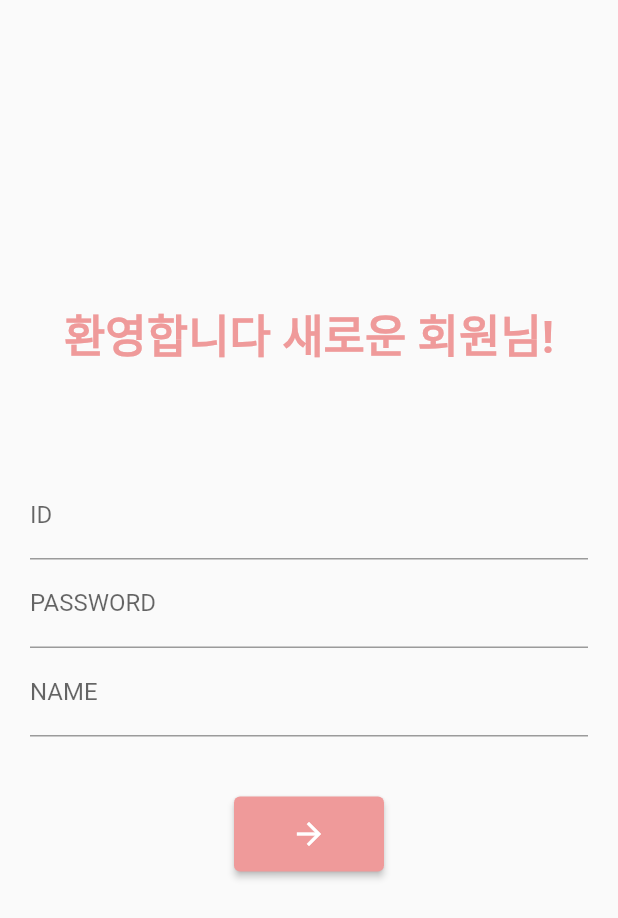
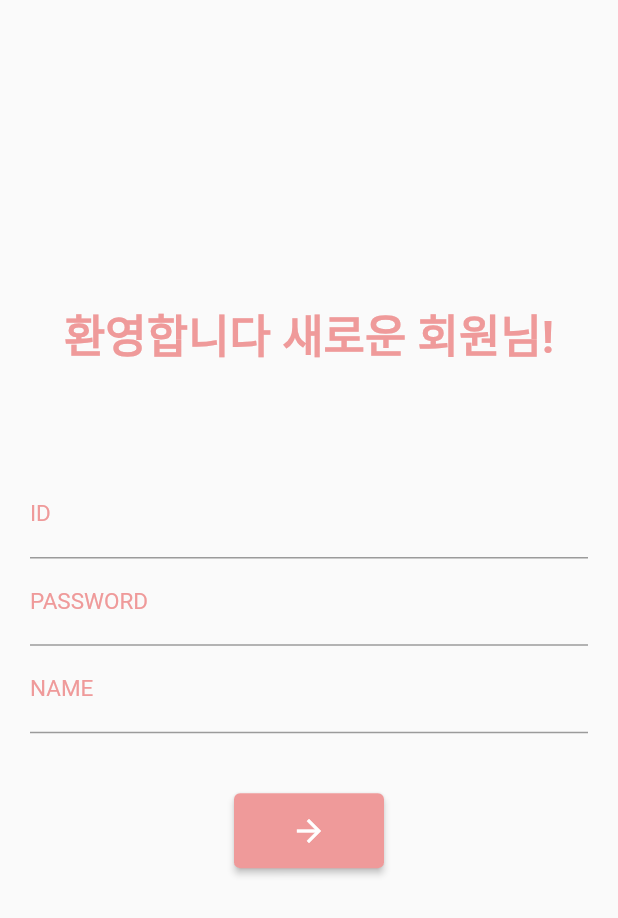
Before and after one commit to seoki180/Photometic_Client, a Flutter app: the LoginScreen screen opened by its route, after a tap on the "arrow forward" icon, after a tap on "아직 회원이 아니신가요?", on a phone screen of 412 x 824 dp. Shown: the top 918 px of the screen. Run offline on Flutter 3.47's test engine with Material 2 defaults, Android fonts, the phone set to English and light mode, and no system bars; our stand-ins replace card_swiper, flutter_secure_storage, fluttertoast, geolocator, google_maps_flutter, image_picker and 1 more; missing offline and left inert: dart:html, exif; accounts and stored records are empty; network calls fail.

Commit message:
Feat : '캘린더 기능 추가중'

```diff
--- a/lib/main.dart
+++ b/lib/main.dart
@@ -33,6 +33,9 @@ class App extends StatelessWidget {
         ChangeNotifierProvider(create: (_) => photosProvider),
       ],
       child: MaterialApp(
+        theme: ThemeData(
+          primaryColor: Colors.red[200],
+        ),
         debugShowCheckedModeBanner: true,
         initialRoute: '/splash',
         routes: {
--- /dev/null
+++ b/lib/models/day_model.dart
@@ -0,0 +1,3 @@
+import 'package:flutter/material.dart';
+
+class DayModel extends ChangeNotifier {}
--- a/lib/providers/user_provider.dart
+++ b/lib/providers/user_provider.dart
@@ -23,8 +23,7 @@ class UserProvider extends ChangeNotifier {
 
   Future getProfile() async {
     final res = await userRepositories.getInfo();
-
-    if (res == '') {
+    if (!res["isSuccess"]) {
       return;
     }
     final data = res["result"][0];
--- a/lib/screen/home_screen.dart
+++ b/lib/screen/home_screen.dart
@@ -1,4 +1,5 @@
 import 'package:flutter/material.dart';
+import 'package:photometic/tabs/calendar_tab.dart';
 import 'package:photometic/tabs/home_tab.dart';
 import 'package:photometic/tabs/profile_drawer_tab.dart';
 import 'package:photometic/tabs/map_tab.dart';
@@ -18,6 +19,7 @@ class _HomeScreenState extends State<HomeScreen>
     const ProfileDrawer(),
     const HomeTab(),
     const MapTab(),
+    CalendarTab()
   ];
 
   _onTapItem(int index) {
@@ -54,6 +56,10 @@ class _HomeScreenState extends State<HomeScreen>
             icon: Icon(Icons.map_outlined),
             label: "지도",
           ),
+          BottomNavigationBarItem(
+            icon: Icon(Icons.calendar_month_outlined),
+            label: "캘린더",
+          ),
         ],
       ),
       body: _tabList[_currentIndex],
--- a/lib/screen/login_screen.dart
+++ b/lib/screen/login_screen.dart
@@ -40,15 +40,6 @@ class _LoginScreenState extends State<LoginScreen>
                   ),
                   Form(
                     key: formkey,
-                    child: Theme(
-                      data: ThemeData(
-                        inputDecorationTheme: InputDecorationTheme(
-                          labelStyle: TextStyle(
-                            color: Colors.red[200],
-                            fontSize: 15,
-                          ),
-                        ),
-                      ),
                     child: Container(
                       padding: const EdgeInsets.symmetric(horizontal: 30),
                       child: Column(
@@ -56,7 +47,6 @@ class _LoginScreenState extends State<LoginScreen>
                           LoginForm(),
                           FindPassword(),
                         ],
-                        ),
                       ),
                     ),
                   ),
@@ -86,7 +76,11 @@ class LoginForm extends StatelessWidget {
           onChanged: (id) {
             loginState.setId(id);
           },
-          decoration: const InputDecoration(
+          decoration: InputDecoration(
+            labelStyle: TextStyle(
+              color: Colors.red[200],
+              fontSize: 15,
+            ),
             labelText: "ID",
           ),
           keyboardType: TextInputType.emailAddress,
@@ -99,7 +93,11 @@ class LoginForm extends StatelessWidget {
         ),
         TextFormField(
           onChanged: (password) => loginState.setPassword(password),
-          decoration: const InputDecoration(
+          decoration: InputDecoration(
+            labelStyle: TextStyle(
+              color: Colors.red[200],
+              fontSize: 15,
+            ),
             labelText: "PASSWORD",
           ),
           keyboardType: TextInputType.text,
@@ -121,6 +119,7 @@ class LoginForm extends StatelessWidget {
                 if (formkey.currentState!.validate()) {
                   var userRepository = UserRepositories();
                   var res = await userRepository.Login(loginModel: loginState);
+                  print(res);
                   Fluttertoast.showToast(msg: res["message"].toString());
                   if (res["isSuccess"]) {
                     moveScreen();
@@ -128,7 +127,7 @@ class LoginForm extends StatelessWidget {
                 }
               },
               style: ElevatedButton.styleFrom(
-                backgroundColor: Colors.red[200],
+                backgroundColor: Theme.of(context).primaryColor,
               ),
               child: const Icon(Icons.arrow_forward),
             ),
--- a/lib/screen/register_screen.dart
+++ b/lib/screen/register_screen.dart
@@ -76,7 +76,11 @@ class RegisterForm extends StatelessWidget {
           onChanged: (id) => {
             registerState.setId(id),
           },
-          decoration: const InputDecoration(
+          decoration: InputDecoration(
+            labelStyle: TextStyle(
+              color: Colors.red[200],
+              fontSize: 15,
+            ),
             labelText: "ID",
           ),
           keyboardType: TextInputType.emailAddress,
@@ -95,7 +99,11 @@ class RegisterForm extends StatelessWidget {
           onChanged: (password) => {
             registerState.setPassword(password),
           },
-          decoration: const InputDecoration(
+          decoration: InputDecoration(
+            labelStyle: TextStyle(
+              color: Colors.red[200],
+              fontSize: 15,
+            ),
             labelText: "PASSWORD",
           ),
           keyboardType: TextInputType.text,
@@ -115,7 +123,11 @@ class RegisterForm extends StatelessWidget {
           onChanged: (name) => {
             registerState.setName(name),
           },
-          decoration: const InputDecoration(
+          decoration: InputDecoration(
+            labelStyle: TextStyle(
+              color: Colors.red[200],
+              fontSize: 15,
+            ),
             labelText: "NAME",
           ),
           keyboardType: TextInputType.text,
--- a/lib/tabs/profile_drawer_tab.dart
+++ b/lib/tabs/profile_drawer_tab.dart
@@ -29,7 +29,7 @@ class _ProfileDrawerState extends State<ProfileDrawer> {
           child: Container(
             child: DrawerHeader(
               decoration: BoxDecoration(
-                color: Colors.red[200],
+                color: Theme.of(context).primaryColor,
                 borderRadius: const BorderRadius.only(
                   bottomLeft: Radius.circular(20),
                   bottomRight: Radius.circular(20),
--- a/lib/tabs/profile_setting_tab.dart
+++ b/lib/tabs/profile_setting_tab.dart
@@ -20,7 +20,6 @@ class ProfileSettingTab extends StatelessWidget {
       if (imageFile != null) {
         var image = File(imageFile.path);
         var res = await userRepositories.changeProfile(image);
-
         Fluttertoast.showToast(msg: res["message"]);
       }
     }
@@ -28,7 +27,7 @@ class ProfileSettingTab extends StatelessWidget {
     return Scaffold(
       appBar: AppBar(
         title: const Text("계정 설정"),
-        backgroundColor: Colors.red[200],
+        backgroundColor: Theme.of(context).primaryColor,
       ),
       body: ChangeNotifierProvider(
         create: (context) => UserProvider(userRepositories: userRepositories),
--- a/pubspec.yaml
+++ b/pubspec.yaml
@@ -51,6 +51,7 @@ dependencies:
   flutter_naver_map: ^1.0.1
   google_maps_flutter: ^2.2.6
   exif: ^3.1.4
+  table_calendar: ^3.0.9
 
 dev_dependencies:
   flutter_test:
```
Also changed, not shown: lib/screen/start_screen.dart (+56 -20 lines), lib/tabs/calendar_tab.dart (added, +124 -0 lines), lib/tabs/detail_tab.dart (+14 -4 lines), lib/tabs/home_tab.dart (+14 -24 lines), pubspec.lock. Lines whose indentation alone changed are shown as unchanged.
